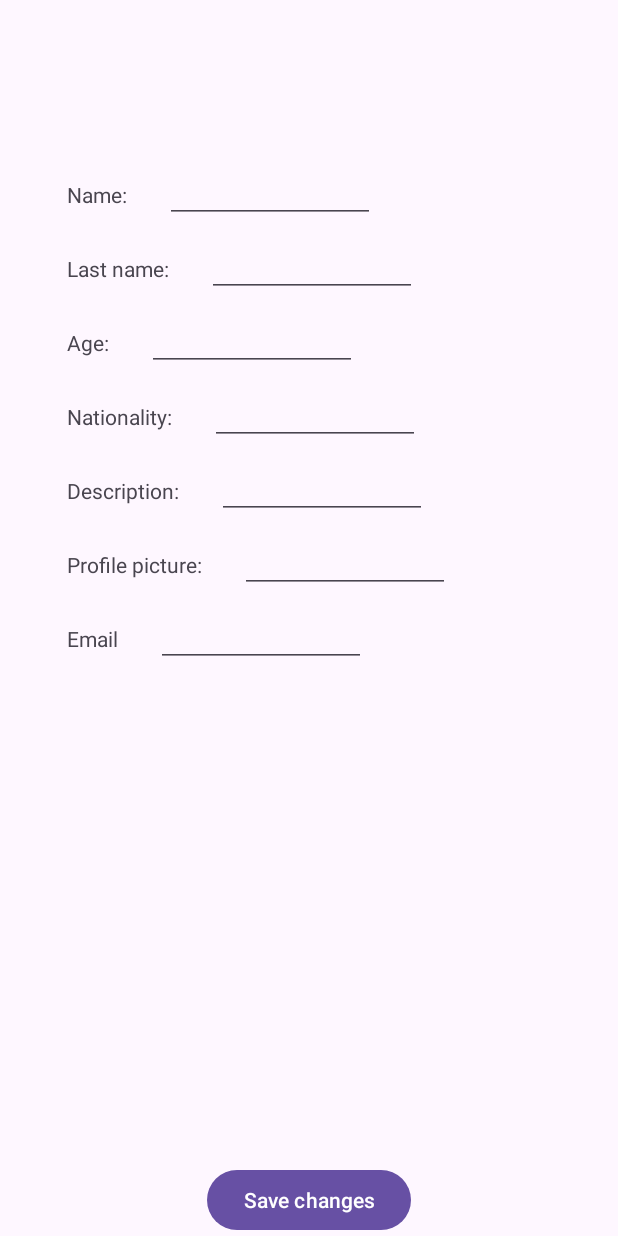
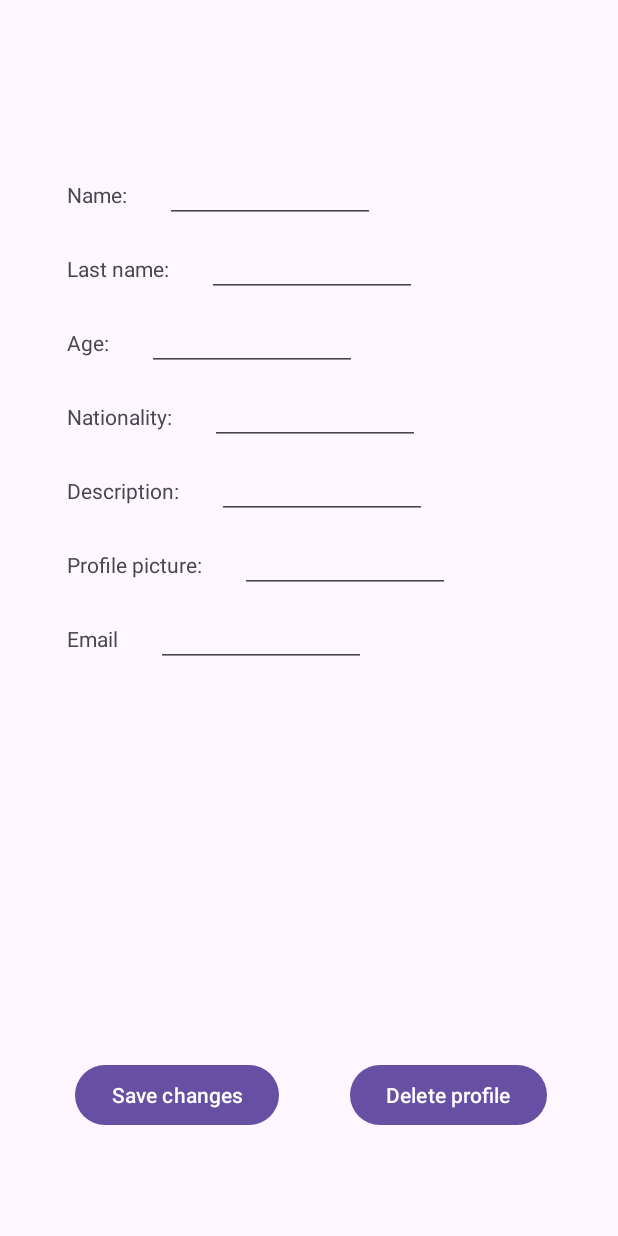
Before and after one commit to danilo2420/FireBnB, an Android app: the EditProfileFragment screen opened through its navigation route, on a phone screen of 412 x 824 dp. Run offline under Robolectric (Android 15) with nearby library versions, the phone set to English and light mode, and no system bars; our stand-ins replace navigation-ui; 8 statements that could not run were skipped.

Commit message:
You can now delete your user

```diff
--- a/front/app/src/main/java/com/example/firebnb/model/Place.kt
+++ b/front/app/src/main/java/com/example/firebnb/model/Place.kt
@@ -6,7 +6,7 @@ import java.io.Serializable
 @JsonClass(generateAdapter = true)
 data class Place(
     val id: Int,
-    val owner_id: Int,
+    val owner_id: Int?,
     val name: String,
     val type: String,
     val description: String,
--- a/front/app/src/main/java/com/example/firebnb/model/api/FirebnbApi.kt
+++ b/front/app/src/main/java/com/example/firebnb/model/api/FirebnbApi.kt
@@ -8,6 +8,7 @@ import com.example.firebnb.model.api.responses.PlaceListResponse
 import com.example.firebnb.model.api.responses.SuccessResponse
 import com.example.firebnb.model.api.responses.Users
 import retrofit2.http.Body
+import retrofit2.http.DELETE
 import retrofit2.http.GET
 import retrofit2.http.POST
 import retrofit2.http.PUT
@@ -41,6 +42,11 @@ interface FirebnbApi {
         @Body user: User
     ): SuccessResponse
 
+    @DELETE("users/delete")
+    suspend fun deleteUser(
+        @Query("id") id: Int
+    ): SuccessResponse
+
     // PLACE
     @GET("places/get")
     suspend fun getPlaces(): PlaceListResponse
--- a/front/app/src/main/java/com/example/firebnb/model/api/FirebnbRepository.kt
+++ b/front/app/src/main/java/com/example/firebnb/model/api/FirebnbRepository.kt
@@ -25,6 +25,7 @@ class FirebnbRepository {
     suspend fun getUserByEmail(email: String): User? = firebnbApi.getUser(email = email).users.firstOrNull()
     suspend fun createUser(user: User): Boolean = firebnbApi.createUser(user).message.contains("success")
     suspend fun updateUser(user: User): Boolean = firebnbApi.updateUser(user).message.contains("success")
+    suspend fun deleteUser(id: Int): Boolean = firebnbApi.deleteUser(id).message.contains("success")
 
 
     // PLACES
--- a/front/app/src/main/res/layout/fragment_edit_profile.xml
+++ b/front/app/src/main/res/layout/fragment_edit_profile.xml
@@ -65,9 +65,10 @@
         android:id="@+id/btnSave"
         android:layout_width="wrap_content"
         android:layout_height="wrap_content"
+        android:layout_marginStart="50dp"
+        android:layout_marginBottom="70dp"
         android:text="Save changes"
         app:layout_constraintBottom_toBottomOf="parent"
-        app:layout_constraintEnd_toEndOf="parent"
         app:layout_constraintStart_toStartOf="parent" />
 
     <androidx.constraintlayout.widget.Guideline
@@ -169,4 +170,14 @@
         android:text="Email"
         app:layout_constraintStart_toStartOf="@+id/guideline"
         app:layout_constraintTop_toBottomOf="@+id/textView11" />
+
+    <Button
+        android:id="@+id/btnDeleteProfile"
+        android:layout_width="wrap_content"
+        android:layout_height="wrap_content"
+        android:text="Delete profile"
+        app:layout_constraintBottom_toBottomOf="@+id/btnSave"
+        app:layout_constraintEnd_toEndOf="parent"
+        app:layout_constraintStart_toEndOf="@+id/btnSave"
+        app:layout_constraintTop_toTopOf="@+id/btnSave" />
 </androidx.constraintlayout.widget.ConstraintLayout>
--- a/front/app/src/main/res/navigation/nav_graph.xml
+++ b/front/app/src/main/res/navigation/nav_graph.xml
@@ -76,5 +76,9 @@
         android:id="@+id/editProfileFragment"
         android:name="com.example.firebnb.view.EditProfileFragment"
         android:label="fragment_edit_profile"
-        tools:layout="@layout/fragment_edit_profile" />
+        tools:layout="@layout/fragment_edit_profile" >
+        <action
+            android:id="@+id/action_editProfileFragment_to_loginFragment"
+            app:destination="@id/loginFragment" />
+    </fragment>
 </navigation>
```
Also changed, not shown: front/app/src/main/java/com/example/firebnb/view/EditProfileFragment.kt (+32 -0 lines), front/app/src/main/java/com/example/firebnb/view/HomeFragment.kt (+12 -4 lines).
